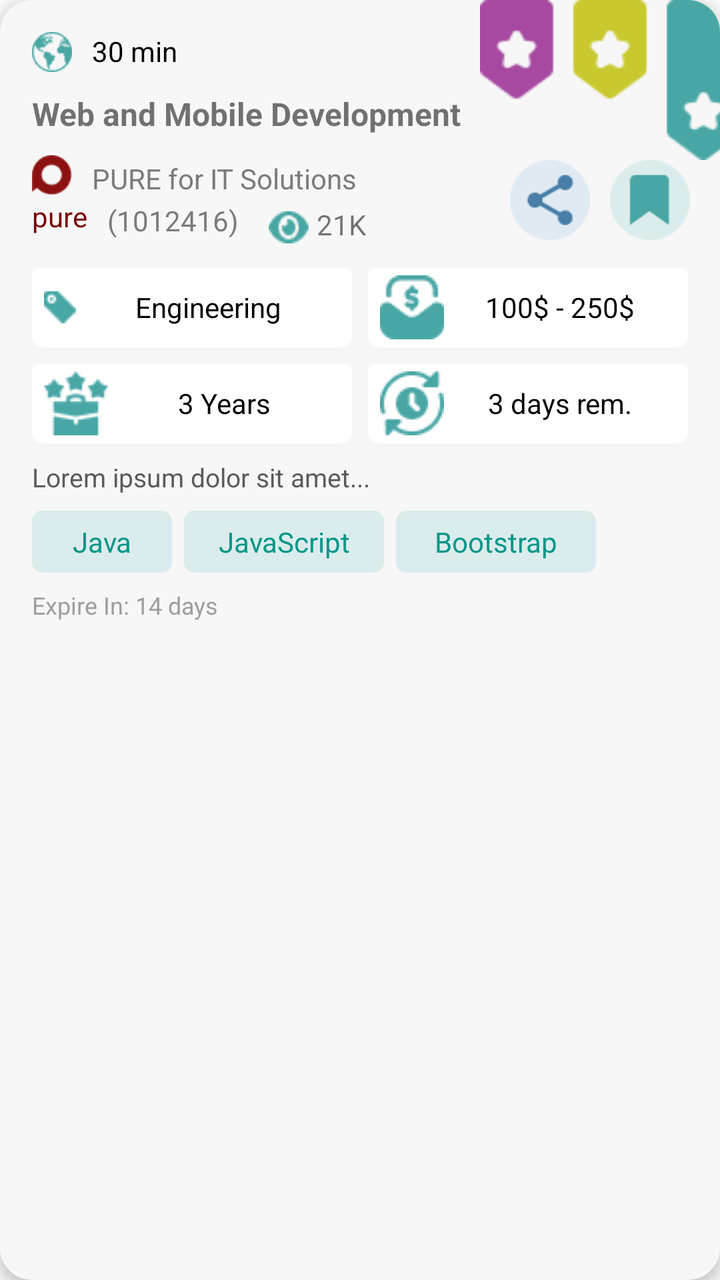
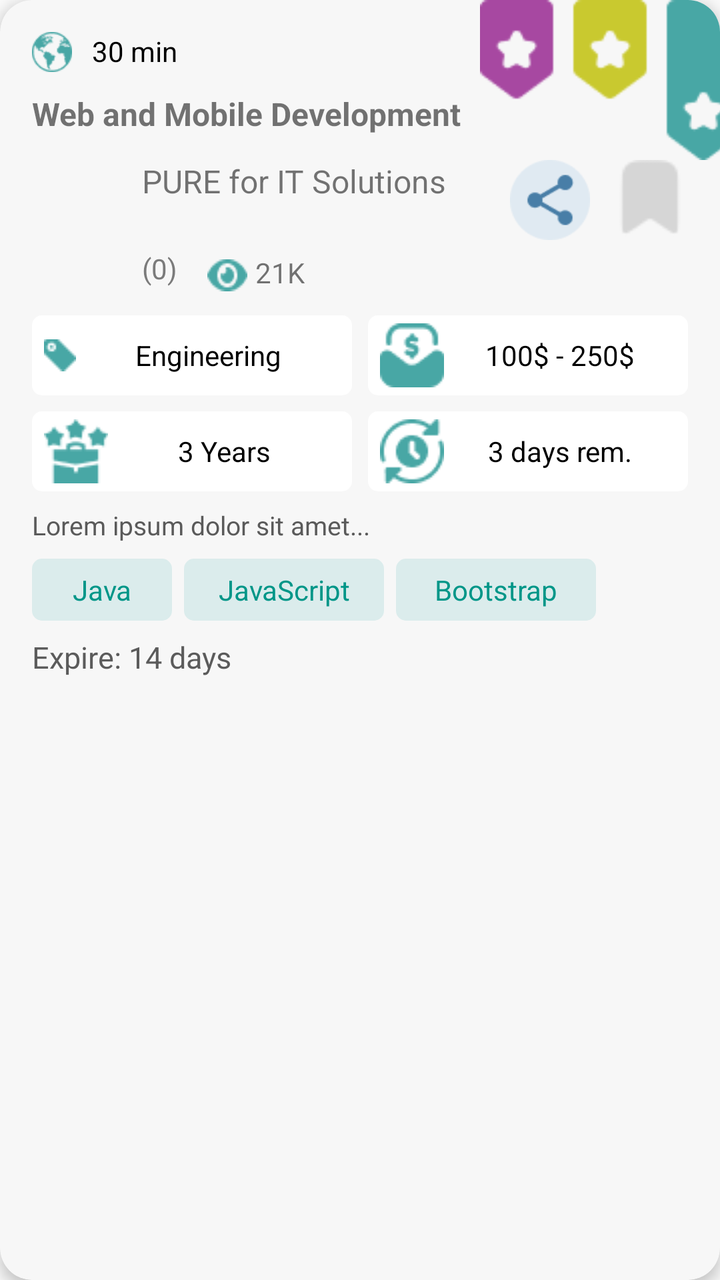

Compare the two renders of this Android layout. The source of the first and the diff that turns it into the second are given below.
<!-- AndroidManifest.xml: application theme Theme.Job -->
<!-- res/layout/item_job.xml -->
<?xml version="1.0" encoding="utf-8"?>
<androidx.cardview.widget.CardView xmlns:android="http://schemas.android.com/apk/res/android"
    xmlns:app="http://schemas.android.com/apk/res-auto"
    android:layout_width="match_parent"
    android:layout_height="wrap_content"
    android:layout_margin="8dp"
    android:backgroundTint="#f7f7f7"
    app:cardCornerRadius="16dp"
    app:cardElevation="4dp">

    <ImageView
   android:id="@+id/imgCover"
        android:layout_width="130dp"
        android:layout_height="80dp"
        android:layout_marginStart="240dp"
        android:background="@drawable/img_7" />

    <LinearLayout
        android:layout_width="match_parent"
        android:layout_height="wrap_content"
        android:layout_marginStart="240dp"
        android:layout_marginTop="80dp"
        android:orientation="horizontal"
android:gravity="center"
        >

        <ImageView
            android:id="@+id/imgShare"
            android:layout_width="40dp"
            android:layout_height="40dp"
            android:layout_marginEnd="10dp"
            android:background="@drawable/img_9" />

        <ImageView
            android:id="@+id/imgLike"
            android:layout_width="40dp"
            android:layout_height="40dp"
            android:background="@drawable/img_10"

            />


    </LinearLayout>


    <LinearLayout
        android:layout_width="match_parent"
        android:layout_height="wrap_content"
        android:orientation="vertical"
        android:padding="16dp">

        <LinearLayout
            android:layout_width="wrap_content"
            android:layout_height="wrap_content">

            <ImageView
                android:layout_width="20dp"
                android:layout_height="20dp"

                android:background="@drawable/img" />
            
            <TextView
                android:id="@+id/tvTime"
                android:layout_width="wrap_content"
                android:layout_height="wrap_content"
                android:paddingHorizontal="10dp"
                android:text="30 min"
                android:textColor="@color/black"
                android:textSize="14sp" />


        </LinearLayout>

        
        <TextView
            android:id="@+id/tvJobTitle"
            android:layout_width="wrap_content"
            android:layout_height="wrap_content"
            android:layout_marginTop="10dp"
            android:layout_marginBottom="10dp"

            android:text="Web and Mobile Development"
            android:textSize="16sp"
            android:textStyle="bold" />
        
        <LinearLayout
            android:layout_width="wrap_content"
            android:layout_height="wrap_content">

            <ImageView
                android:layout_width="20dp"
                android:layout_height="20dp"
                android:background="@drawable/img_1" />
            
            <TextView
                android:id="@+id/tvCompany"
                android:layout_width="wrap_content"
                android:layout_height="wrap_content"
                android:layout_marginStart="10dp"
                android:layout_marginTop="2dp"
                android:text="PURE for IT Solutions"
                android:textColor="#7B7B7B"
                android:textSize="14sp" />


        </LinearLayout>

        <LinearLayout
            android:layout_width="wrap_content"
            android:layout_height="wrap_content">

            <TextView
                android:id="@+id/pure"
                android:layout_width="wrap_content"
                android:layout_height="wrap_content"
                android:text="pure"
                android:textColor="#780000" />
            
            <TextView
                android:layout_width="wrap_content"
                android:layout_height="wrap_content"
                android:layout_marginStart="10dp"
                android:layout_marginTop="2dp"
                android:text="(1012416)"
                android:textColor="#7B7B7B"
                android:textSize="14sp" />

            <ImageView
                android:layout_width="20dp"
                android:layout_height="wrap_content"
                android:layout_marginStart="15dp"
                android:layout_marginTop="7dp"
                android:background="@drawable/img_3"


                />

            <TextView
                android:id="@+id/tvViews"
                android:layout_width="wrap_content"
                android:layout_height="wrap_content"
                android:layout_margin="4dp"
                android:text="21K"

                />

        </LinearLayout>

        <LinearLayout
            android:layout_width="match_parent"
            android:layout_height="wrap_content"
            android:layout_marginTop="8dp"
            android:gravity="center"
            android:orientation="horizontal"
            android:weightSum="2">

            <TextView
                android:id="@+id/tvCategory"
                android:layout_width="0dp"
                android:layout_height="40dp"
                android:layout_weight="1"
                android:background="@drawable/shape"
                android:drawableStart="@drawable/img_4"
                android:gravity="center"

                android:padding="6dp"
                android:text="Engineering"
                android:textColor="@color/black" />

            <TextView
                android:id="@+id/tvSalary"
                android:layout_width="0dp"
                android:layout_height="40dp"
                android:layout_marginStart="8dp"
                android:layout_weight="1"
                android:background="@drawable/shape"

                android:drawableStart="@drawable/img_2"
                android:gravity="center"

                android:padding="6dp"
                android:text="100$ - 250$"
                android:textColor="@color/black" />
        </LinearLayout>

        <LinearLayout
            android:layout_width="match_parent"
            android:layout_height="wrap_content"
            android:layout_marginTop="8dp"
            android:gravity="center"
            android:orientation="horizontal"
            android:weightSum="2">

            <TextView
                android:id="@+id/Years"
                android:layout_width="0dp"
                android:layout_height="40dp"
                android:layout_weight="1"
                android:background="@drawable/shape"
                android:drawableStart="@drawable/img_5"
                android:gravity="center"

                android:padding="6dp"
                android:text="3 Years"
                android:textColor="@color/black" />

            <TextView
                android:id="@+id/days"
                android:layout_width="0dp"
                android:layout_height="40dp"
                android:layout_marginStart="8dp"
                android:layout_weight="1"
                android:background="@drawable/shape"

                android:drawableStart="@drawable/img_6"
                android:gravity="center"

                android:padding="6dp"
                android:text="3 days rem."
                android:textColor="@color/black" />
        </LinearLayout>
        
        <TextView
            android:id="@+id/tvDescription"
            android:layout_width="match_parent"
            android:layout_height="wrap_content"
            android:layout_marginTop="8dp"
            android:text="Lorem ipsum dolor sit amet..."
            android:textColor="#5A5A5A"
            android:textSize="13sp" />

        
        <LinearLayout
            android:id="@+id/layoutSkills"
            android:layout_width="wrap_content"
            android:layout_height="wrap_content"
            android:layout_marginTop="8dp"
            android:orientation="horizontal">

            <TextView
                android:layout_width="70dp"
                android:layout_height="wrap_content"
                android:layout_marginEnd="6dp"
                android:background="@drawable/shape2"
                android:gravity="center"
                android:padding="6dp"
                android:text="Java"
                android:textColor="#009688" />

            <TextView
                android:layout_width="100dp"
                android:layout_height="wrap_content"
                android:layout_marginEnd="6dp"

                android:background="@drawable/shape2"
                android:gravity="center"
                android:padding="6dp"
                android:text="JavaScript"
                android:textColor="#009688" />

            <TextView
                android:layout_width="100dp"
                android:layout_height="wrap_content"
                android:background="@drawable/shape2"
                android:gravity="center"
                android:padding="6dp"
                android:text="Bootstrap"

                android:textColor="#009688" />
        </LinearLayout>

        
        <TextView
            android:id="@+id/tvExpire"
            android:layout_width="wrap_content"
            android:layout_height="wrap_content"
            android:layout_marginTop="8dp"
            android:text="Expire In: 14 days"
            android:textColor="#9E9E9E"
            android:textSize="12sp" />

    </LinearLayout>
</androidx.cardview.widget.CardView>
<!-- resources referenced by this layout -->
<resources>
  <color name="black">#FF000000</color>
  <!-- drawable img: png bitmap (drawable, 878 bytes) -->
  <!-- drawable img_1: png bitmap (drawable, 565 bytes) -->
  <!-- drawable img_10: png bitmap (drawable, 1100 bytes) -->
  <!-- drawable img_2: png bitmap (drawable, 571 bytes) -->
  <!-- drawable img_3: png bitmap (drawable, 413 bytes) -->
  <!-- drawable img_4: png bitmap (drawable, 223 bytes) -->
  <!-- drawable img_5: png bitmap (drawable, 608 bytes) -->
  <!-- drawable img_6: png bitmap (drawable, 705 bytes) -->
  <!-- drawable img_7: png bitmap (drawable, 1973 bytes) -->
  <!-- drawable img_9: png bitmap (drawable, 1268 bytes) -->
  <!-- drawable shape (drawable) -->
  <?xml version="1.0" encoding="utf-8"?>
  <shape android:shape="rectangle" xmlns:android="http://schemas.android.com/apk/res/android">
  <size android:height="30dp" android:width="100dp"/>
      <solid android:color="@color/white"/>
      <corners android:radius="5dp"/>
  </shape>
  <!-- drawable shape2 (drawable) -->
  <?xml version="1.0" encoding="utf-8"?>
  <shape android:shape="rectangle" xmlns:android="http://schemas.android.com/apk/res/android">
      <size android:height="30dp" android:width="100dp"/>
      <solid android:color="#dbecec"/>
      <corners android:radius="5dp"/>
  </shape>
  <style name="Theme.Job" parent="Base.Theme.Job" />
  <color name="white">#FFFFFFFF</color>
  <style name="Base.Theme.Job" parent="Theme.AppCompat.DayNight.NoActionBar">
          
          
      </style>
</resources>

<!-- the commit's change to res/layout/item_job.xml (unified diff, before → after) -->
@@ -9,7 +9,7 @@
     app:cardElevation="4dp">
 
     <ImageView
-   android:id="@+id/imgCover"
+        android:id="@+id/imgCover"
         android:layout_width="130dp"
         android:layout_height="80dp"
         android:layout_marginStart="240dp"
@@ -20,9 +20,8 @@
         android:layout_height="wrap_content"
         android:layout_marginStart="240dp"
         android:layout_marginTop="80dp"
-        android:orientation="horizontal"
-android:gravity="center"
-        >
+        android:gravity="center"
+        android:orientation="horizontal">
 
         <ImageView
             android:id="@+id/imgShare"
@@ -35,7 +34,8 @@ android:gravity="center"
             android:id="@+id/imgLike"
             android:layout_width="40dp"
             android:layout_height="40dp"
-            android:background="@drawable/img_10"
+            android:background="@drawable/bookmark"
+
 
             />
 
@@ -58,7 +58,6 @@ android:gravity="center"
                 android:layout_height="20dp"
 
                 android:background="@drawable/img" />
-            
             <TextView
                 android:id="@+id/tvTime"
                 android:layout_width="wrap_content"
@@ -71,7 +70,6 @@ android:gravity="center"
 
         </LinearLayout>
 
-        
         <TextView
             android:id="@+id/tvJobTitle"
             android:layout_width="wrap_content"
@@ -82,16 +80,15 @@ android:gravity="center"
             android:text="Web and Mobile Development"
             android:textSize="16sp"
             android:textStyle="bold" />
-        
         <LinearLayout
             android:layout_width="wrap_content"
             android:layout_height="wrap_content">
 
             <ImageView
-                android:layout_width="20dp"
-                android:layout_height="20dp"
-                android:background="@drawable/img_1" />
-            
+                android:id="@+id/tvCodeImage"
+                android:layout_width="45dp"
+                android:layout_height="45dp" />
+
             <TextView
                 android:id="@+id/tvCompany"
                 android:layout_width="wrap_content"
@@ -99,29 +96,40 @@ android:gravity="center"
                 android:layout_marginStart="10dp"
                 android:layout_marginTop="2dp"
                 android:text="PURE for IT Solutions"
+                android:textSize="16sp" />
+
+
+        </LinearLayout>
+
+        <LinearLayout
+            android:layout_width="wrap_content"
+            android:layout_height="wrap_content">
+
+
+            <TextView
+                android:layout_width="wrap_content"
+                android:layout_height="wrap_content"
+                android:layout_marginStart="55dp"
+                android:layout_marginTop="2dp"
+                android:text="("
                 android:textColor="#7B7B7B"
                 android:textSize="14sp" />
 
-
-        </LinearLayout>
-
-        <LinearLayout
-            android:layout_width="wrap_content"
-            android:layout_height="wrap_content">
-
-            <TextView
-                android:id="@+id/pure"
-                android:layout_width="wrap_content"
-                android:layout_height="wrap_content"
-                android:text="pure"
-                android:textColor="#780000" />
-            
-            <TextView
-                android:layout_width="wrap_content"
-                android:layout_height="wrap_content"
-                android:layout_marginStart="10dp"
+            <TextView
+
+                android:id="@+id/workFieldId"
+                android:layout_width="wrap_content"
+                android:layout_height="wrap_content"
                 android:layout_marginTop="2dp"
-                android:text="(1012416)"
+                android:text="0"
+                android:textColor="#7B7B7B"
+                android:textSize="14sp" />
+
+            <TextView
+                android:layout_width="wrap_content"
+                android:layout_height="wrap_content"
+                android:layout_marginTop="2dp"
+                android:text=")"
                 android:textColor="#7B7B7B"
                 android:textSize="14sp" />
 
@@ -219,7 +227,6 @@ android:gravity="center"
                 android:text="3 days rem."
                 android:textColor="@color/black" />
         </LinearLayout>
-        
         <TextView
             android:id="@+id/tvDescription"
             android:layout_width="match_parent"
@@ -229,7 +236,6 @@ android:gravity="center"
             android:textColor="#5A5A5A"
             android:textSize="13sp" />
 
-        
         <LinearLayout
             android:id="@+id/layoutSkills"
             android:layout_width="wrap_content"
@@ -269,15 +275,28 @@ android:gravity="center"
                 android:textColor="#009688" />
         </LinearLayout>
 
-        
-        <TextView
-            android:id="@+id/tvExpire"
-            android:layout_width="wrap_content"
-            android:layout_height="wrap_content"
-            android:layout_marginTop="8dp"
-            android:text="Expire In: 14 days"
-            android:textColor="#9E9E9E"
-            android:textSize="12sp" />
+        <LinearLayout
+            android:layout_width="wrap_content"
+            android:layout_height="wrap_content">
+            <TextView
+                android:layout_width="wrap_content"
+                android:layout_height="wrap_content"
+                android:layout_marginTop="8dp"
+                android:text="Expire: "
+                android:textColor="#5B5B5B"
+                android:textSize="15sp" />
+
+            <TextView
+                android:id="@+id/tvExpire"
+                android:layout_width="wrap_content"
+                android:layout_height="wrap_content"
+                android:layout_marginTop="8dp"
+                android:text="14 days"
+                android:textColor="#5B5B5B"
+                android:textSize="15sp" />
+
+        </LinearLayout>
+
 
     </LinearLayout>
 </androidx.cardview.widget.CardView>
<!-- resource entries referenced after the edit -->
@@ -1,9 +1,8 @@
 <!-- resources referenced by this layout -->
 <resources>
   <color name="black">#FF000000</color>
+  <!-- drawable bookmark: png bitmap (drawable, 597 bytes) -->
   <!-- drawable img: png bitmap (drawable, 878 bytes) -->
-  <!-- drawable img_1: png bitmap (drawable, 565 bytes) -->
-  <!-- drawable img_10: png bitmap (drawable, 1100 bytes) -->
   <!-- drawable img_2: png bitmap (drawable, 571 bytes) -->
   <!-- drawable img_3: png bitmap (drawable, 413 bytes) -->
   <!-- drawable img_4: png bitmap (drawable, 223 bytes) -->
